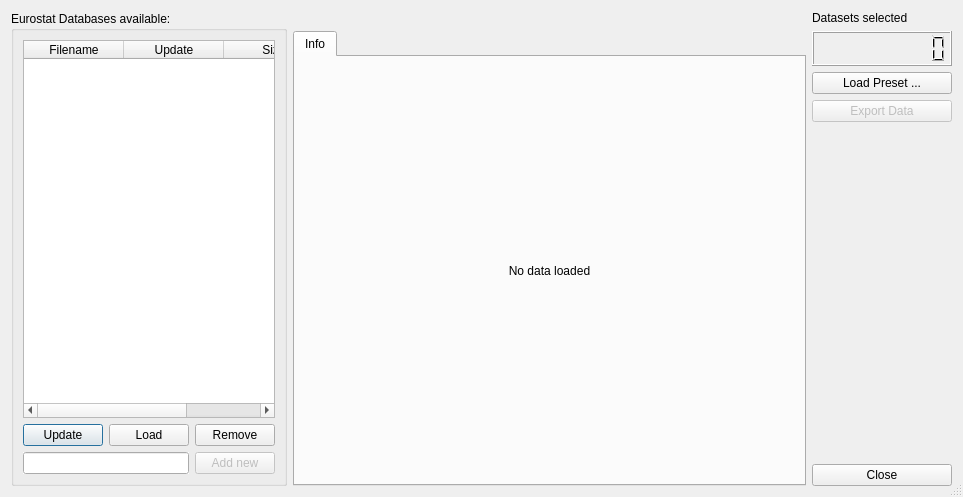
This is app/gui/base.ui in petres/eurostat as Qt 5 draws it before an edit. The edited form follows.
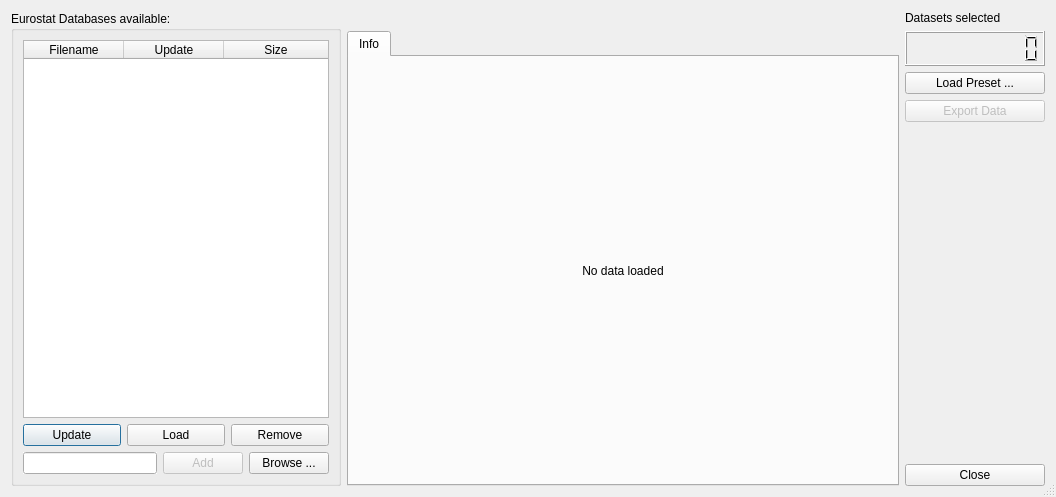
This is the edited form.

Commit message: with tree dialog, loaded from toc of eurostat

```diff
--- a/app/gui/base.ui
+++ b/app/gui/base.ui
@@ -6,7 +6,7 @@
    <rect>
     <x>0</x>
     <y>0</y>
-    <width>963</width>
+    <width>1056</width>
     <height>497</height>
    </rect>
   </property>
@@ -23,7 +23,7 @@
       <widget class="QGroupBox" name="databasesGroupBox">
        <property name="maximumSize">
         <size>
-         <width>260</width>
+         <width>330</width>
          <height>16777215</height>
         </size>
        </property>
@@ -126,7 +126,14 @@
              <bool>false</bool>
             </property>
             <property name="text">
-             <string>Add new</string>
+             <string>Add</string>
+            </property>
+           </widget>
+          </item>
+          <item>
+           <widget class="QPushButton" name="browseButton">
+            <property name="text">
+             <string>Browse ...</string>
             </property>
            </widget>
           </item>
```
The commit also changes 7 other files.
